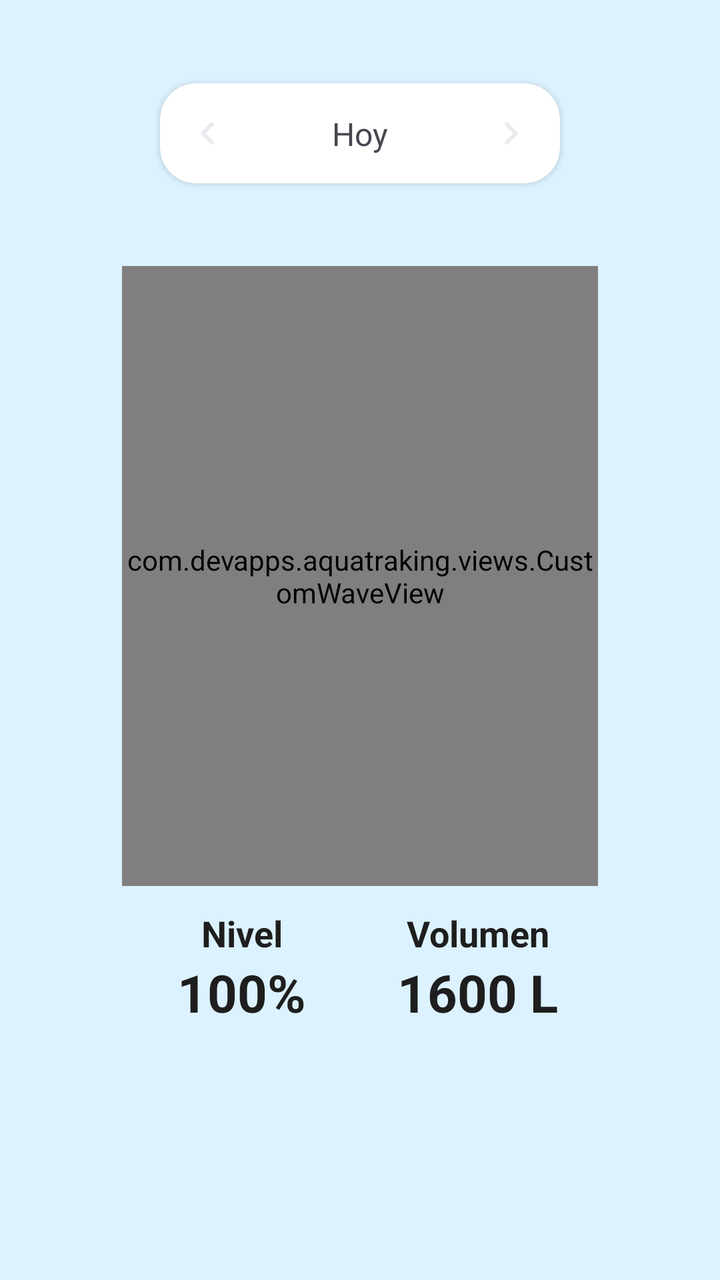
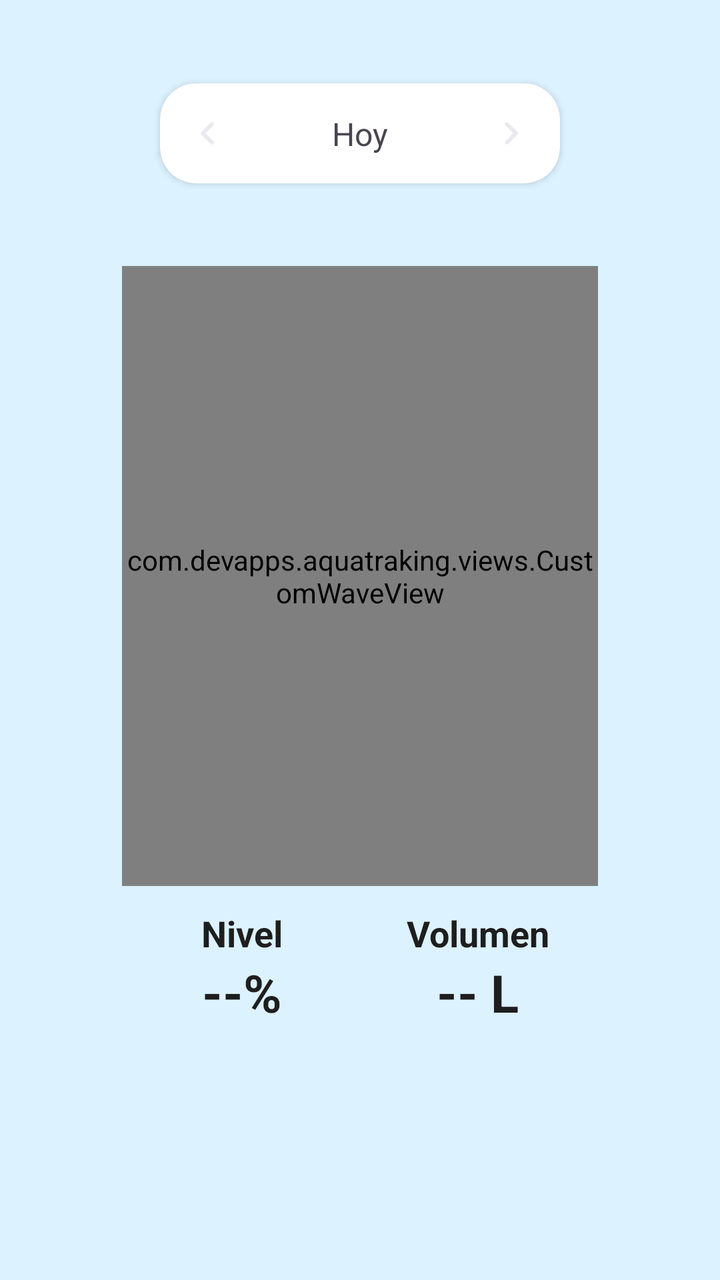

Before-and-after screenshots of an Android layout around one commit, followed by the original layout XML and the change that was made.
<!-- AndroidManifest.xml: application theme Theme.AquaTraking -->
<!-- res/layout/fragment_home.xml -->
<?xml version="1.0" encoding="utf-8"?>
<androidx.coordinatorlayout.widget.CoordinatorLayout
    xmlns:android="http://schemas.android.com/apk/res/android"
    xmlns:app="http://schemas.android.com/apk/res-auto"
    xmlns:tools="http://schemas.android.com/tools"
    android:layout_width="match_parent"
    android:layout_height="match_parent"
    android:paddingBottom="?attr/actionBarSize"
    tools:context=".fragments.HomeFragment">

    <androidx.constraintlayout.widget.ConstraintLayout
        android:layout_width="match_parent"
        android:layout_height="match_parent">
        

        <com.devapps.aquatraking.views.CustomWaveView
            android:id="@+id/waveView"
            android:layout_width="238dp"
            android:layout_height="310dp"
            app:layout_constraintBottom_toBottomOf="parent"
            app:layout_constraintEnd_toEndOf="parent"
            app:layout_constraintStart_toStartOf="parent"
            app:layout_constraintTop_toTopOf="parent" />

        <androidx.cardview.widget.CardView
            android:id="@+id/cardView"
            android:layout_width="200dp"
            android:layout_height="50dp"
            app:cardCornerRadius="18dp"
            app:layout_constraintBottom_toTopOf="@+id/waveView"
            app:layout_constraintEnd_toEndOf="parent"
            app:layout_constraintStart_toStartOf="parent"
            app:layout_constraintTop_toTopOf="parent">

            <androidx.constraintlayout.widget.ConstraintLayout
                android:layout_width="match_parent"
                android:layout_height="match_parent">

                <ImageButton
                    android:id="@+id/btnPrevious"
                    android:layout_width="48dp"
                    android:layout_height="48dp"
                    android:background="?attr/selectableItemBackgroundBorderless"
                    android:src="@drawable/ic_chevron_left"
                    app:layout_constraintBottom_toBottomOf="parent"
                    app:layout_constraintStart_toStartOf="parent"
                    app:layout_constraintTop_toTopOf="parent" />

                <TextView
                    android:id="@+id/tvDate"
                    android:layout_width="wrap_content"
                    android:layout_height="wrap_content"
                    android:text="Hoy"
                    android:textSize="16sp"
                    app:layout_constraintBottom_toBottomOf="parent"
                    app:layout_constraintEnd_toStartOf="@id/btnNext"
                    app:layout_constraintStart_toEndOf="@id/btnPrevious"
                    app:layout_constraintTop_toTopOf="parent" />

                <ImageButton
                    android:id="@+id/btnNext"
                    android:layout_width="48dp"
                    android:layout_height="48dp"
                    android:background="?attr/selectableItemBackgroundBorderless"
                    android:src="@drawable/ic_chevron_right"
                    app:layout_constraintBottom_toBottomOf="parent"
                    app:layout_constraintEnd_toEndOf="parent"
                    app:layout_constraintTop_toTopOf="parent" />
            </androidx.constraintlayout.widget.ConstraintLayout>
        </androidx.cardview.widget.CardView>

        <LinearLayout
            android:layout_width="236dp"
            android:layout_height="60dp"
            app:layout_constraintBottom_toBottomOf="parent"
            app:layout_constraintEnd_toEndOf="parent"
            app:layout_constraintStart_toStartOf="parent"
            app:layout_constraintTop_toBottomOf="@+id/waveView"
            app:layout_constraintVertical_bias="0.150"
            android:orientation="horizontal"
            android:gravity="center"
            android:weightSum="2">
            <LinearLayout
                android:layout_width="0dp"
                android:layout_height="wrap_content"
                android:layout_weight="1"
                android:orientation="vertical"
                android:gravity="center_horizontal">
                <TextView
                    android:layout_width="wrap_content"
                    android:layout_height="wrap_content"
                    android:textColor="@color/chart_text_primary"
                    android:textSize="18sp"
                    android:textStyle="bold"
                    android:text="Nivel" />
                <TextView
                    android:id="@+id/tvPercentage"
                    android:layout_width="wrap_content"
                    android:layout_height="wrap_content"
                    android:textColor="@color/chart_text_primary"
                    android:textSize="26sp"
                    android:textStyle="bold"
                    android:text="100%" />
            </LinearLayout>

            <LinearLayout
                android:layout_width="0dp"
                android:layout_height="wrap_content"
                android:layout_weight="1"
                android:orientation="vertical"
                android:gravity="center_horizontal">
                <TextView
                    android:layout_width="wrap_content"
                    android:layout_height="wrap_content"
                    android:textColor="@color/chart_text_primary"
                    android:textSize="18sp"
                    android:textStyle="bold"
                    android:text="Volumen" />
                <TextView
                    android:id="@+id/tvVolume"
                    android:layout_width="wrap_content"
                    android:layout_height="wrap_content"
                    android:textColor="@color/chart_text_primary"
                    android:textSize="26sp"
                    android:textStyle="bold"
                    android:text="1600 L" />
            </LinearLayout>
        </LinearLayout>

    </androidx.constraintlayout.widget.ConstraintLayout>
</androidx.coordinatorlayout.widget.CoordinatorLayout>
<!-- resources referenced by this layout -->
<resources>
  <color name="chart_text_primary">#1E1E1E</color>
  <!-- drawable ic_chevron_left (drawable) -->
  <vector xmlns:android="http://schemas.android.com/apk/res/android"
      android:width="24dp"
      android:height="24dp"
      android:viewportWidth="960"
      android:viewportHeight="960">
    <path
        android:pathData="m432,480 l156,156q11,11 11,28t-11,28q-11,11 -28,11t-28,-11L348,508q-6,-6 -8.5,-13t-2.5,-15q0,-8 2.5,-15t8.5,-13l184,-184q11,-11 28,-11t28,11q11,11 11,28t-11,28L432,480Z"
        android:fillColor="#e8eaed"/>
  </vector>
  <!-- drawable ic_chevron_right (drawable) -->
  <vector xmlns:android="http://schemas.android.com/apk/res/android"
      android:width="24dp"
      android:height="24dp"
      android:viewportWidth="960"
      android:viewportHeight="960">
    <path
        android:pathData="M504,480 L348,324q-11,-11 -11,-28t11,-28q11,-11 28,-11t28,11l184,184q6,6 8.5,13t2.5,15q0,8 -2.5,15t-8.5,13L404,692q-11,11 -28,11t-28,-11q-11,-11 -11,-28t11,-28l156,-156Z"
        android:fillColor="#e8eaed"/>
  </vector>
  <style name="Theme.AquaTraking" parent="Base.Theme.AquaTraking" />
  <style name="Base.Theme.AquaTraking" parent="Theme.Material3.DayNight.NoActionBar">
          <item name="colorPrimary">@color/blue2</item>
          <item name="colorPrimaryVariant">@color/blue2</item>
          <item name="colorOnPrimary">@color/blueText</item>
  
          <item name="android:colorBackground">@color/blue3</item>
  
          <item name="android:textColorPrimary">@color/text_dark</item>
          <item name="bottomNavigationStyle">@style/Widget.AquaTraking.BottomNavigationView</item>
  
      </style>
  <color name="blue2">#5AB0FD</color>
  <color name="blueText">#F1FAFF</color>
  <color name="blue3">#DCF2FF</color>
  <color name="text_dark">#1E1E1E</color>
  <style name="Widget.AquaTraking.BottomNavigationView" parent="Widget.Material3.BottomNavigationView">
          <item name="android:background">@color/blue2</item>
          <item name="android:itemBackground">@color/blue2</item>
          <item name="itemIconTint">@color/blueText</item>
          <item name="itemTextColor">@color/blueText</item>
  
  
  
      </style>
</resources>

<!-- the commit's change to res/layout/fragment_home.xml (unified diff, before → after) -->
@@ -100,7 +100,7 @@
                     android:textColor="@color/chart_text_primary"
                     android:textSize="26sp"
                     android:textStyle="bold"
-                    android:text="100%" />
+                    android:text="--%" />
             </LinearLayout>
 
             <LinearLayout
@@ -123,7 +123,7 @@
                     android:textColor="@color/chart_text_primary"
                     android:textSize="26sp"
                     android:textStyle="bold"
-                    android:text="1600 L" />
+                    android:text="-- L" />
             </LinearLayout>
         </LinearLayout>
 
<!-- resource entries referenced after the edit -->
@@ -27,16 +27,38 @@
           <item name="colorPrimaryVariant">@color/blue2</item>
           <item name="colorOnPrimary">@color/blueText</item>
   
+          <item name="colorPrimaryContainer">@color/blue3</item>
+          <item name="colorOnPrimaryContainer">@color/text_dark</item>
+  
+          <item name="colorSecondary">@color/blue</item>
+          <item name="colorOnSecondary">@color/white</item>
+          <item name="colorSecondaryContainer">@color/blue3</item>
+          <item name="colorOnSecondaryContainer">@color/text_dark</item>
+  
+          <item name="colorTertiary">@color/blue</item>
+          <item name="colorOnTertiary">@color/white</item>
+          <item name="colorTertiaryContainer">@color/blue3</item>
+          <item name="colorOnTertiaryContainer">@color/text_dark</item>
+  
           <item name="android:colorBackground">@color/blue3</item>
-  
+          <item name="colorSurface">@color/white</item>
+          <item name="colorOnSurface">@color/text_dark</item>
+          <item name="colorSurfaceVariant">#F5F5F5</item>
+          <item name="colorOnSurfaceVariant">@color/gray2</item>
+          <item name="colorOutline">@color/gray3</item>
           <item name="android:textColorPrimary">@color/text_dark</item>
           <item name="bottomNavigationStyle">@style/Widget.AquaTraking.BottomNavigationView</item>
+          <item name="alertDialogTheme">@style/ThemeOverlay.App.AlertDialog</item>
   
       </style>
   <color name="blue2">#5AB0FD</color>
   <color name="blueText">#F1FAFF</color>
   <color name="blue3">#DCF2FF</color>
   <color name="text_dark">#1E1E1E</color>
+  <color name="blue">#0368A3</color>
+  <color name="white">#FFFFFFFF</color>
+  <color name="gray2">#5C5D5F</color>
+  <color name="gray3">#B5B5B5</color>
   <style name="Widget.AquaTraking.BottomNavigationView" parent="Widget.Material3.BottomNavigationView">
           <item name="android:background">@color/blue2</item>
           <item name="android:itemBackground">@color/blue2</item>
@@ -46,5 +68,14 @@
   
   
       </style>
+  <style name="ThemeOverlay.App.AlertDialog" parent="ThemeOverlay.Material3.MaterialAlertDialog">
+          <item name="colorSurface">@color/white</item>
+          <item name="colorOnSurface">@color/text_dark</item>
+          <item name="colorOnSurfaceVariant">@color/gray2</item>
+          <item name="colorPrimary">@color/blue2</item>
+          <item name="colorOnPrimary">@color/blueText</item>
+          <item name="colorSecondary">@color/blue</item>
+          <item name="colorOutline">@color/gray3</item>
+      </style>
 </resources>
 
